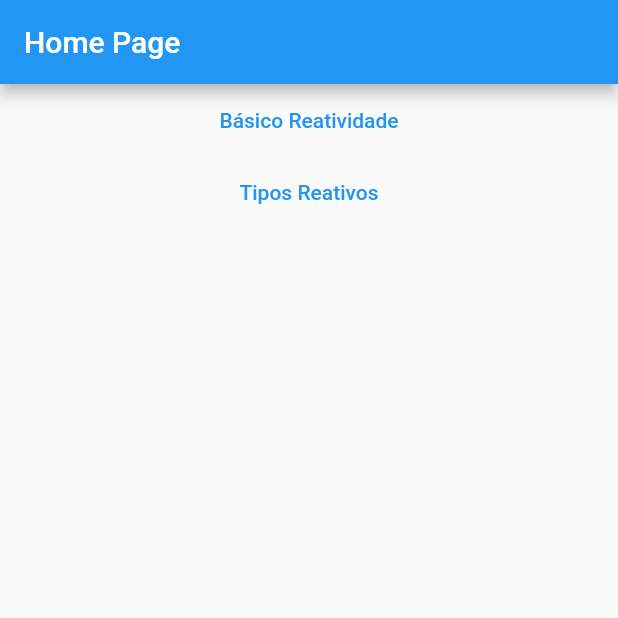
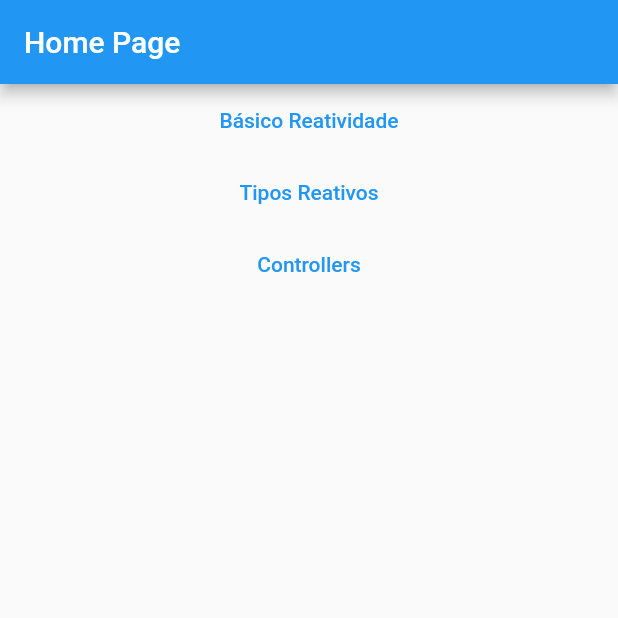
Before and after one commit to leozero3/get_gerenciamento_estado, a Flutter app: the screen it shows after launch, on a phone screen of 412 x 824 dp, the top half of it. Run offline on Flutter 3.47's test engine with Material 2 defaults, Android fonts, the phone set to English and light mode, and no system bars; our stand-ins replace get.

Commit message:
new file:   lib/controllers/controllers_home_page.dart 	new file:   lib/controllers/getxcontroller_example/controller.dart 	new file:   lib/controllers/getxcontroller_example/getx_controller_example_page.dart 	modified:   lib/home_page.dart 	modified:   lib/main.dart 	modified:   pubspec.lock

```diff
--- a/lib/home_page.dart
+++ b/lib/home_page.dart
@@ -27,6 +27,12 @@ class HomePage extends StatelessWidget {
               child: const Text('Tipos Reativos'),
             ),
             ///
+            TextButton(
+              onPressed: () {
+                Get.toNamed('/controllers');
+              },
+              child: const Text('Controllers'),
+            ),
 
           ],
         ),
--- a/lib/main.dart
+++ b/lib/main.dart
@@ -1,6 +1,9 @@
 import 'package:flutter/material.dart';
 import 'package:get/get.dart';
 import 'package:get_gerenciamento_estado/basico/reatividade_page.dart';
+import 'package:get_gerenciamento_estado/controllers/controllers_home_page.dart';
+import 'package:get_gerenciamento_estado/controllers/getxcontroller_example/controller.dart';
+import 'package:get_gerenciamento_estado/controllers/getxcontroller_example/getx_controller_example_page.dart';
 import 'package:get_gerenciamento_estado/home_page.dart';
 import 'package:get_gerenciamento_estado/tipos/tipos_reativos_genericos_page.dart';
 import 'package:get_gerenciamento_estado/tipos/tipos_reativos_page.dart';
@@ -17,7 +20,18 @@ class MyApp extends StatelessWidget {
         GetPage(name: '/', page: () => const HomePage()),
         GetPage(name: '/basico', page: () => ReatividadePage()),
         GetPage(name: '/tiposReativos', page: () => TiposReativosPage()),
-        GetPage(name: '/tiposReativosGenericos', page: () => TiposReativosGenericosPage()),
+        GetPage(
+            name: '/tiposReativosGenericos',
+            page: () => TiposReativosGenericosPage()),
+        GetPage(
+            name: '/controllers',
+            page: () => ControllersHomePage(),
+            children: [
+              GetPage(
+                  name: '/getxcontroller',
+                  binding: BindingsBuilder.put(() => Controller()),
+                  page: () => GetxControllerExamplePage()),
+            ]),
       ],
     );
   }
```
Also changed, not shown: lib/controllers/controllers_home_page.dart (added, +27 -0 lines), lib/controllers/getxcontroller_example/controller.dart (added, +27 -0 lines), lib/controllers/getxcontroller_example/getx_controller_example_page.dart (added, +42 -0 lines), pubspec.lock.
